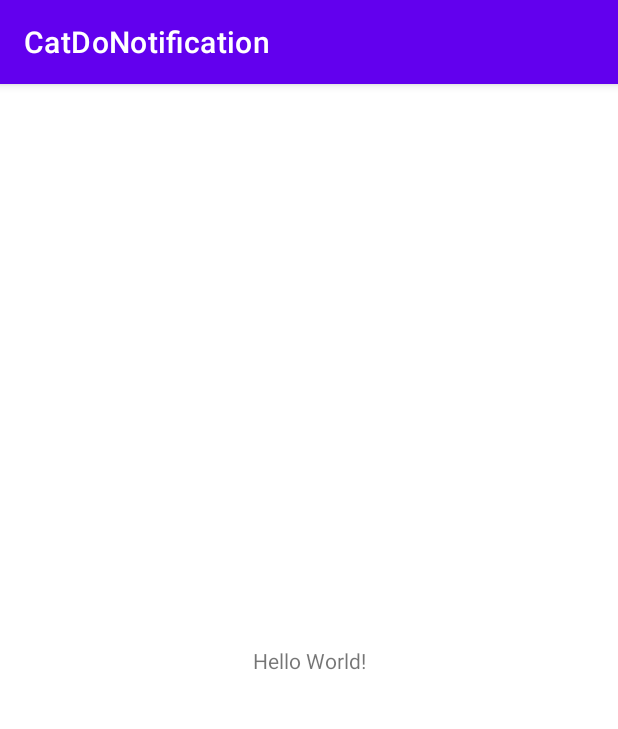
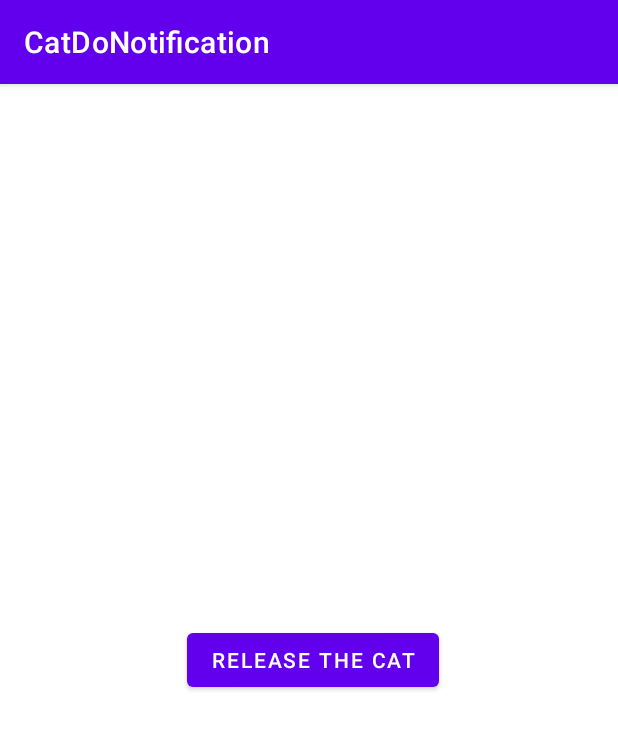
Before and after one commit to Hack-Roll-2022/CatDo, an Android app: the screen it shows after launch (MainActivity), on a phone screen of 412 x 824 dp. Shown: the top 729 px of the screen. Run offline under Robolectric (Android 15) with nearby library versions, the phone set to English and light mode, and no system bars.

Commit message:
Start popup with btn, with error

```diff
--- a/app/src/main/java/com/example/catdonotification/MainActivity.java
+++ b/app/src/main/java/com/example/catdonotification/MainActivity.java
@@ -5,6 +5,7 @@ import android.content.Intent;
 import android.os.Build;
 import android.os.Bundle;
 import android.provider.Settings;
+import android.view.View;
 
 public class MainActivity extends AppCompatActivity {
 
@@ -14,7 +15,17 @@ public class MainActivity extends AppCompatActivity {
         setContentView(R.layout.activity_main);
 
         checkOverlayPermission();
-        startService();
+
+        // use release the cat to start annoying
+        View releaseCatBtn = findViewById(R.id.start_annoy);
+        releaseCatBtn.setOnClickListener(new View.OnClickListener() {
+            @Override
+            public void onClick(View view) {
+                System.out.println("Clicked");
+                startService();
+                System.out.printf("After called");
+            }
+        });
     }
 
     // method for starting the service
@@ -22,7 +33,7 @@ public class MainActivity extends AppCompatActivity {
         if (Build.VERSION.SDK_INT >= Build.VERSION_CODES.M) {
             // check if the user has already granted
             // the Draw over other apps permission
-            if(Settings.canDrawOverlays(this)) {
+            if (Settings.canDrawOverlays(this)) {
                 // start the service based on the android version
                 if (Build.VERSION.SDK_INT >= Build.VERSION_CODES.O) {
                     startForegroundService(new Intent(this, ForegroundService.class));
@@ -30,7 +41,7 @@ public class MainActivity extends AppCompatActivity {
                     startService(new Intent(this, ForegroundService.class));
                 }
             }
-        }else{
+        } else {
             startService(new Intent(this, ForegroundService.class));
         }
     }
@@ -52,6 +63,8 @@ public class MainActivity extends AppCompatActivity {
     @Override
     protected void onResume() {
         super.onResume();
-        startService();
+
+        // not start automatically
+        // startService();
     }
 }
--- a/app/src/main/res/layout/activity_main.xml
+++ b/app/src/main/res/layout/activity_main.xml
@@ -14,6 +14,20 @@
         app:layout_constraintBottom_toBottomOf="parent"
         app:layout_constraintLeft_toLeftOf="parent"
         app:layout_constraintRight_toRightOf="parent"
+        app:layout_constraintTop_toTopOf="parent" />
+
+    <Button
+        android:id="@+id/start_annoy"
+        android:layout_width="wrap_content"
+        android:layout_height="wrap_content"
+        android:layout_marginStart="161dp"
+        android:layout_marginEnd="156dp"
+        android:text="Release the Cat"
+        app:layout_constraintBottom_toBottomOf="parent"
+        app:layout_constraintEnd_toEndOf="parent"
+        app:layout_constraintLeft_toLeftOf="parent"
+        app:layout_constraintRight_toRightOf="parent"
+        app:layout_constraintStart_toStartOf="parent"
         app:layout_constraintTop_toTopOf="parent" />
 
 </androidx.constraintlayout.widget.ConstraintLayout>
```
Also changed, not shown: app/src/main/java/com/example/catdonotification/Window.java (+41 -2 lines).
